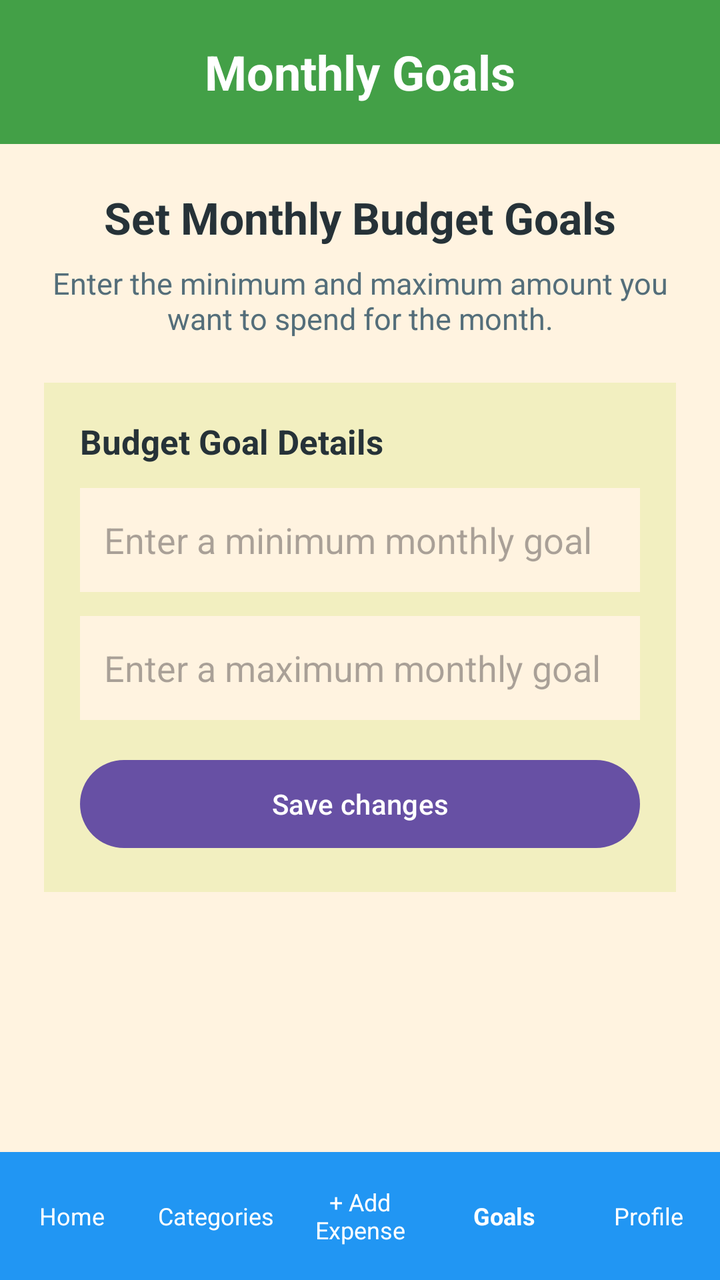
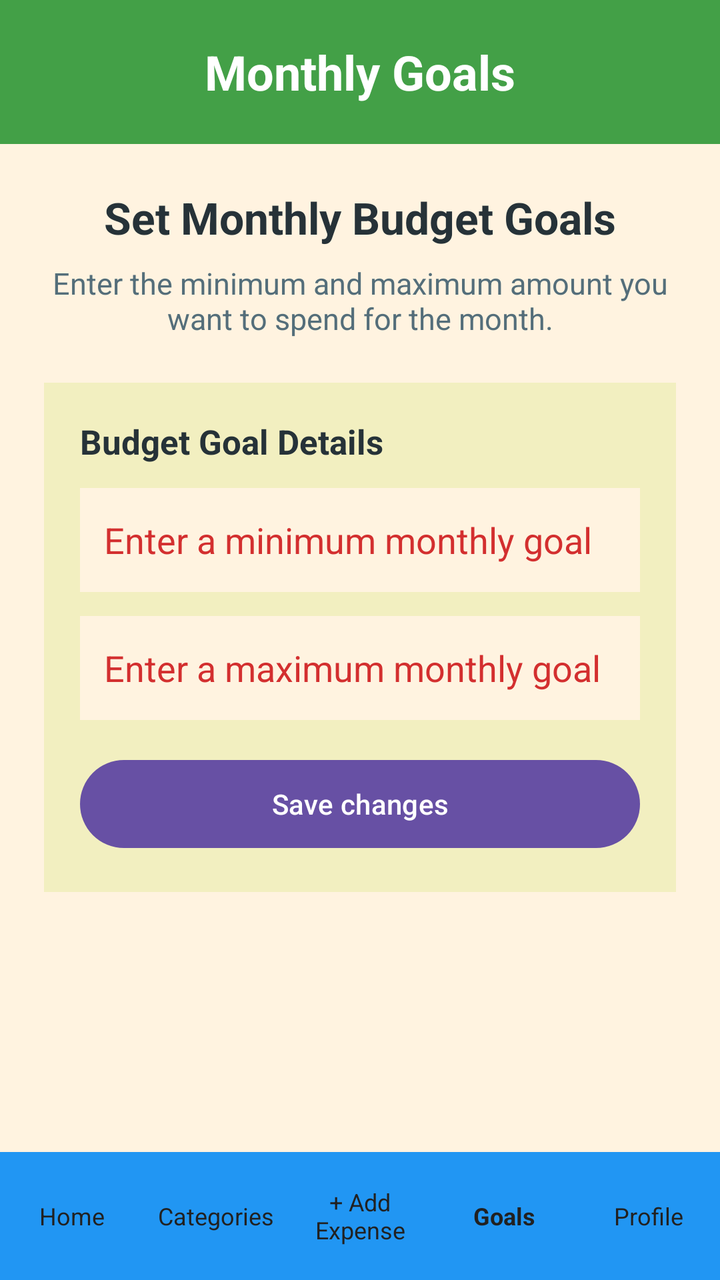

An Android layout rendered at two revisions. The XML below is the earlier revision; the diff shows what the commit changed to produce the second picture.
<!-- AndroidManifest.xml: application theme Theme.BudgetQuest -->
<!-- res/layout/activity_monthly_goals.xml -->
<?xml version="1.0" encoding="utf-8"?>
<LinearLayout xmlns:android="http://schemas.android.com/apk/res/android"
    android:id="@+id/main"
    android:layout_width="match_parent"
    android:layout_height="match_parent"
    android:orientation="vertical"
    android:background="#FFF3E0">

    
    <LinearLayout
        android:layout_width="match_parent"
        android:layout_height="72dp"
        android:gravity="center"
        android:background="#43A047">

        <TextView
            android:layout_width="wrap_content"
            android:layout_height="wrap_content"
            android:text="@string/monthly_goals_page"
            android:textColor="#FFFFFF"
            android:textSize="24sp"
            android:textStyle="bold" />
    </LinearLayout>

    
    <ScrollView
        android:layout_width="match_parent"
        android:layout_height="0dp"
        android:layout_weight="1">

        <LinearLayout
            android:layout_width="match_parent"
            android:layout_height="wrap_content"
            android:orientation="vertical"
            android:padding="22dp">

            
            <TextView
                android:layout_width="match_parent"
                android:layout_height="wrap_content"
                android:text="@string/users_set_monthly_budget_goals"
                android:textColor="#263238"
                android:textSize="22sp"
                android:textStyle="bold"
                android:gravity="center"
                android:layout_marginBottom="8dp" />

            
            <TextView
                android:layout_width="match_parent"
                android:layout_height="wrap_content"
                android:text="@string/enter_the_minimum_and_maximum_amount_you_want_to_spend_for_the_month"
                android:textColor="#546E7A"
                android:textSize="15sp"
                android:gravity="center"
                android:layout_marginBottom="22dp" />

            
            <LinearLayout
                android:layout_width="match_parent"
                android:layout_height="wrap_content"
                android:orientation="vertical"
                android:padding="18dp"
                android:background="#F2EFC0">

                
                <TextView
                    android:id="@+id/edtGoals"
                    android:layout_width="match_parent"
                    android:layout_height="wrap_content"
                    android:text="@string/budget_goal_details"
                    android:textColor="#263238"
                    android:textSize="17sp"
                    android:textStyle="bold"
                    android:layout_marginBottom="12dp" />

                
                <EditText
                    android:id="@+id/edtMinGoal"
                    android:layout_width="match_parent"
                    android:layout_height="52dp"
                    android:hint="@string/enter_minimum_monthly_goal"
                    android:importantForAutofill="no"
                    android:inputType="numberDecimal"
                    android:padding="12dp"
                    android:layout_marginBottom="12dp"
                    android:background="#FFF3E0" />

                
                <EditText
                    android:id="@+id/edtMaxGoal"
                    android:layout_width="match_parent"
                    android:layout_height="52dp"
                    android:hint="@string/enter_a_maximum_monthly_goal"
                    android:importantForAutofill="no"
                    android:inputType="numberDecimal"
                    android:padding="12dp"
                    android:layout_marginBottom="16dp"
                    android:background="#FFF3E0" />

                
                <Button
                    android:id="@+id/btnSaveGoalChanges"
                    android:layout_width="match_parent"
                    android:layout_height="52dp"
                    android:text="@string/save_changes"
                    android:textAllCaps="false" />

            </LinearLayout>
        </LinearLayout>
    </ScrollView>

    
    <LinearLayout
        android:layout_width="match_parent"
        android:layout_height="64dp"
        android:orientation="horizontal"
        android:gravity="center"
        android:background="#2196F3">

        <TextView
            android:id="@+id/navHome"
            android:layout_width="0dp"
            android:layout_height="match_parent"
            android:layout_weight="1"
            android:gravity="center"
            android:text="@string/MonthlyGoalsHome"
            android:textColor="#FFFFFF"
            android:textSize="12sp" />

        <TextView
            android:id="@+id/navCategories"
            android:layout_width="0dp"
            android:layout_height="match_parent"
            android:layout_weight="1"
            android:gravity="center"
            android:text="@string/MonthlyGoalsCategories"
            android:textColor="#FFFFFF"
            android:textSize="12sp" />

        <TextView
            android:id="@+id/navAddExpense"
            android:layout_width="0dp"
            android:layout_height="match_parent"
            android:layout_weight="1"
            android:gravity="center"
            android:text="@string/MonthlyGoalsAdd_expense"
            android:textColor="#FFFFFF"
            android:textSize="12sp" />

        <TextView
            android:id="@+id/navGoals"
            android:layout_width="0dp"
            android:layout_height="match_parent"
            android:layout_weight="1"
            android:gravity="center"
            android:text="@string/MonthlyGoalsgoals"
            android:textColor="#FFFFFF"
            android:textSize="12sp"
            android:textStyle="bold" />

        <TextView
            android:id="@+id/navProfile"
            android:layout_width="0dp"
            android:layout_height="match_parent"
            android:layout_weight="1"
            android:gravity="center"
            android:text="@string/MonthlyGoalsProfile"
            android:textColor="#FFFFFF"
            android:textSize="12sp" />
    </LinearLayout>

</LinearLayout>
<!-- resources referenced by this layout -->
<resources>
  <string name="MonthlyGoalsAdd_expense">+ Add Expense</string>
  <string name="MonthlyGoalsCategories">Categories</string>
  <string name="MonthlyGoalsHome">Home</string>
  <string name="MonthlyGoalsProfile">Profile</string>
  <string name="MonthlyGoalsgoals">Goals</string>
  <string name="budget_goal_details">Budget Goal Details</string>
  <string name="enter_a_maximum_monthly_goal">Enter a maximum monthly goal</string>
  <string name="enter_minimum_monthly_goal">Enter a minimum monthly goal</string>
  <string name="enter_the_minimum_and_maximum_amount_you_want_to_spend_for_the_month">Enter the minimum and maximum amount you want to spend for the month.</string>
  <string name="monthly_goals_page">Monthly Goals</string>
  <string name="save_changes">Save changes</string>
  <string name="users_set_monthly_budget_goals">Set Monthly Budget Goals</string>
  <style name="Theme.BudgetQuest" parent="Base.Theme.BudgetQuest" />
  <style name="Base.Theme.BudgetQuest" parent="Theme.Material3.DayNight.NoActionBar">
          
          
      </style>
</resources>

<!-- the commit's change to res/layout/activity_monthly_goals.xml (unified diff, before → after) -->
@@ -79,24 +79,26 @@
                     android:id="@+id/edtMinGoal"
                     android:layout_width="match_parent"
                     android:layout_height="52dp"
+                    android:layout_marginBottom="12dp"
+                    android:background="#FFF3E0"
                     android:hint="@string/enter_minimum_monthly_goal"
                     android:importantForAutofill="no"
                     android:inputType="numberDecimal"
                     android:padding="12dp"
-                    android:layout_marginBottom="12dp"
-                    android:background="#FFF3E0" />
+                    android:textColorHint="#D32F2F" />
 
                 
                 <EditText
                     android:id="@+id/edtMaxGoal"
                     android:layout_width="match_parent"
                     android:layout_height="52dp"
+                    android:layout_marginBottom="16dp"
+                    android:background="#FFF3E0"
                     android:hint="@string/enter_a_maximum_monthly_goal"
                     android:importantForAutofill="no"
                     android:inputType="numberDecimal"
                     android:padding="12dp"
-                    android:layout_marginBottom="16dp"
-                    android:background="#FFF3E0" />
+                    android:textColorHint="#D32F2F" />
 
                 
                 <Button
@@ -125,7 +127,7 @@
             android:layout_weight="1"
             android:gravity="center"
             android:text="@string/MonthlyGoalsHome"
-            android:textColor="#FFFFFF"
+            android:textColor="#212121"
             android:textSize="12sp" />
 
         <TextView
@@ -135,7 +137,7 @@
             android:layout_weight="1"
             android:gravity="center"
             android:text="@string/MonthlyGoalsCategories"
-            android:textColor="#FFFFFF"
+            android:textColor="#212121"
             android:textSize="12sp" />
 
         <TextView
@@ -145,7 +147,7 @@
             android:layout_weight="1"
             android:gravity="center"
             android:text="@string/MonthlyGoalsAdd_expense"
-            android:textColor="#FFFFFF"
+            android:textColor="#212121"
             android:textSize="12sp" />
 
         <TextView
@@ -155,7 +157,7 @@
             android:layout_weight="1"
             android:gravity="center"
             android:text="@string/MonthlyGoalsgoals"
-            android:textColor="#FFFFFF"
+            android:textColor="#212121"
             android:textSize="12sp"
             android:textStyle="bold" />
 
@@ -166,7 +168,7 @@
             android:layout_weight="1"
             android:gravity="center"
             android:text="@string/MonthlyGoalsProfile"
-            android:textColor="#FFFFFF"
+            android:textColor="#212121"
             android:textSize="12sp" />
     </LinearLayout>
 
